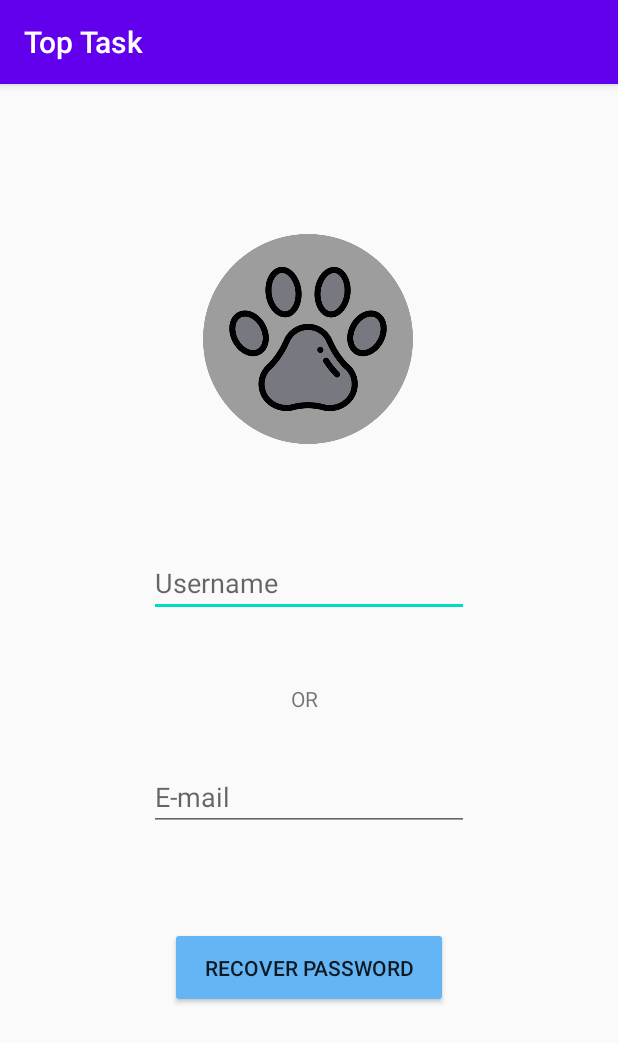
After one commit to marcomr22/AppsMoveis, an Android app: the PasswordRecovery screen opened directly, with no data from a screen before it, on a phone screen of 412 x 824 dp. The commit adds this screen. Shown: the top 1043 px of the screen. Run offline under Robolectric (Android 15) with nearby library versions, the phone set to English and light mode, and no system bars.

Commit message:
Password related Activities created

```diff
--- a/app/src/main/AndroidManifest.xml
+++ b/app/src/main/AndroidManifest.xml
@@ -9,7 +9,10 @@
         android:roundIcon="@mipmap/ic_launcher_round"
         android:supportsRtl="true"
         android:theme="@style/AppTheme">
-        <activity android:name=".Menu"></activity>
+        <activity android:name=".PasswordRecovery"></activity>
+        <activity android:name=".RecoverPassword"></activity>
+        <activity android:name=".ChangePassword" />
+        <activity android:name=".Menu" />
         <activity android:name=".Register" />
         <activity
             android:name=".Login"
--- /dev/null
+++ b/app/src/main/java/com/example/app/PasswordRecovery.java
@@ -0,0 +1,14 @@
+package com.example.app;
+
+import androidx.appcompat.app.AppCompatActivity;
+
+import android.os.Bundle;
+
+public class PasswordRecovery extends AppCompatActivity {
+
+    @Override
+    protected void onCreate(Bundle savedInstanceState) {
+        super.onCreate(savedInstanceState);
+        setContentView(R.layout.activity_password_recovery);
+    }
+}
--- /dev/null
+++ b/app/src/main/res/layout/activity_password_recovery.xml
@@ -0,0 +1,70 @@
+<?xml version="1.0" encoding="utf-8"?>
+<androidx.constraintlayout.widget.ConstraintLayout xmlns:android="http://schemas.android.com/apk/res/android"
+    xmlns:app="http://schemas.android.com/apk/res-auto"
+    xmlns:tools="http://schemas.android.com/tools"
+    android:layout_width="match_parent"
+    android:layout_height="match_parent"
+    tools:context=".PasswordRecovery">
+
+    <ImageView
+        android:id="@+id/appIcon"
+        android:layout_width="140dp"
+        android:layout_height="140dp"
+        app:layout_constraintBottom_toBottomOf="parent"
+        app:layout_constraintEnd_toEndOf="parent"
+        app:layout_constraintHorizontal_bias="0.498"
+        app:layout_constraintStart_toStartOf="parent"
+        app:layout_constraintTop_toTopOf="parent"
+        app:layout_constraintVertical_bias="0.159"
+        app:srcCompat="@drawable/g1049" />
+
+    <EditText
+        android:id="@+id/username"
+        android:layout_width="wrap_content"
+        android:layout_height="wrap_content"
+        android:ems="10"
+        android:hint="Username"
+        android:inputType="textPersonName"
+        app:layout_constraintBottom_toTopOf="@+id/textView"
+        app:layout_constraintEnd_toEndOf="parent"
+        app:layout_constraintStart_toStartOf="parent"
+        app:layout_constraintTop_toBottomOf="@+id/appIcon"
+        app:layout_constraintVertical_bias="0.611" />
+
+    <EditText
+        android:id="@+id/editText6"
+        android:layout_width="wrap_content"
+        android:layout_height="wrap_content"
+        android:ems="10"
+        android:hint="E-mail"
+        android:inputType="textEmailAddress"
+        app:layout_constraintBottom_toTopOf="@+id/button5"
+        app:layout_constraintEnd_toEndOf="parent"
+        app:layout_constraintStart_toStartOf="parent"
+        app:layout_constraintTop_toBottomOf="@+id/textView"
+        app:layout_constraintVertical_bias="0.349" />
+
+    <TextView
+        android:id="@+id/textView"
+        android:layout_width="22dp"
+        android:layout_height="18dp"
+        android:text="OR"
+        app:layout_constraintBottom_toTopOf="@+id/button5"
+        app:layout_constraintEnd_toEndOf="parent"
+        app:layout_constraintHorizontal_bias="0.498"
+        app:layout_constraintStart_toStartOf="parent"
+        app:layout_constraintTop_toBottomOf="@+id/appIcon"
+        app:layout_constraintVertical_bias="0.526" />
+
+    <Button
+        android:id="@+id/button5"
+        android:layout_width="185dp"
+        android:layout_height="54dp"
+        android:backgroundTint="#64B5F6"
+        android:text="Recover Password"
+        app:layout_constraintBottom_toBottomOf="parent"
+        app:layout_constraintEnd_toEndOf="parent"
+        app:layout_constraintStart_toStartOf="parent"
+        app:layout_constraintTop_toBottomOf="@+id/appIcon"
+        app:layout_constraintVertical_bias="0.679" />
+</androidx.constraintlayout.widget.ConstraintLayout>
```
Also changed, not shown: app/src/main/java/com/example/app/ChangePassword.java (added, +14 -0 lines), app/src/main/res/layout/activity_change_password.xml (added, +59 -0 lines), app/src/main/res/layout/activity_menu.xml (+4 -4 lines).
